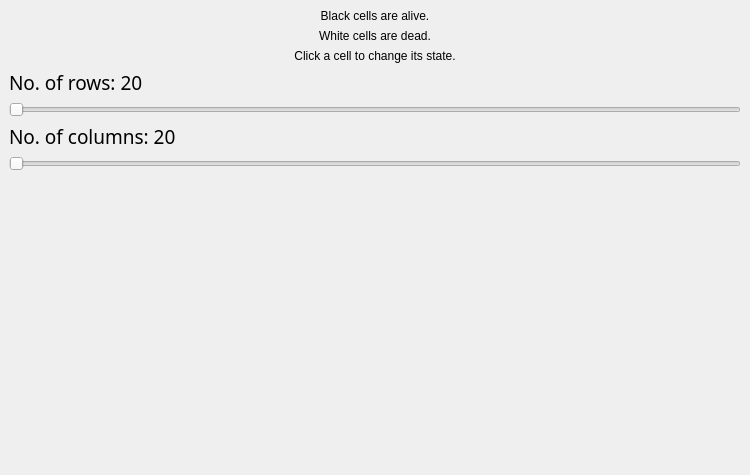
Qt form mainwindow.ui (liweiyap/Conway_GameOfLife) before a commit.
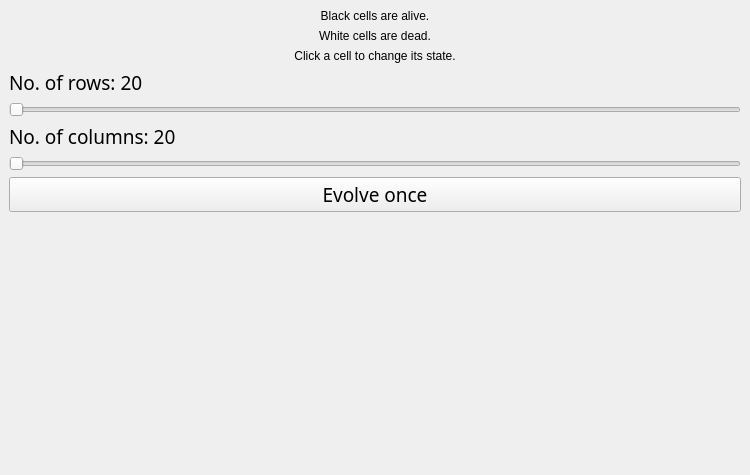
The same form after that commit.

The edit to the form file:
```diff
--- a/mainwindow.ui
+++ b/mainwindow.ui
@@ -104,6 +104,19 @@
           </property>
          </widget>
         </item>
+        <item>
+         <widget class="QPushButton" name="evolveOnceButton">
+          <property name="font">
+           <font>
+            <family>Trebuchet MS</family>
+            <pointsize>14</pointsize>
+           </font>
+          </property>
+          <property name="text">
+           <string>Evolve once</string>
+          </property>
+         </widget>
+        </item>
         <item>
          <spacer name="controlVerticalSpacer">
           <property name="orientation">
```
